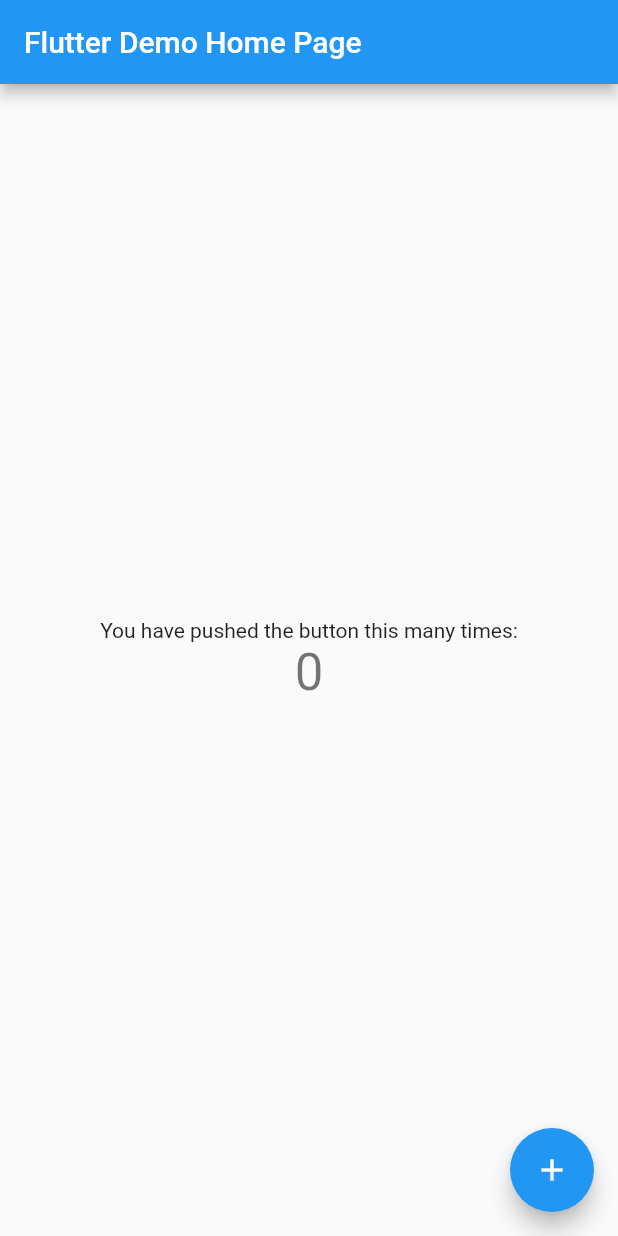
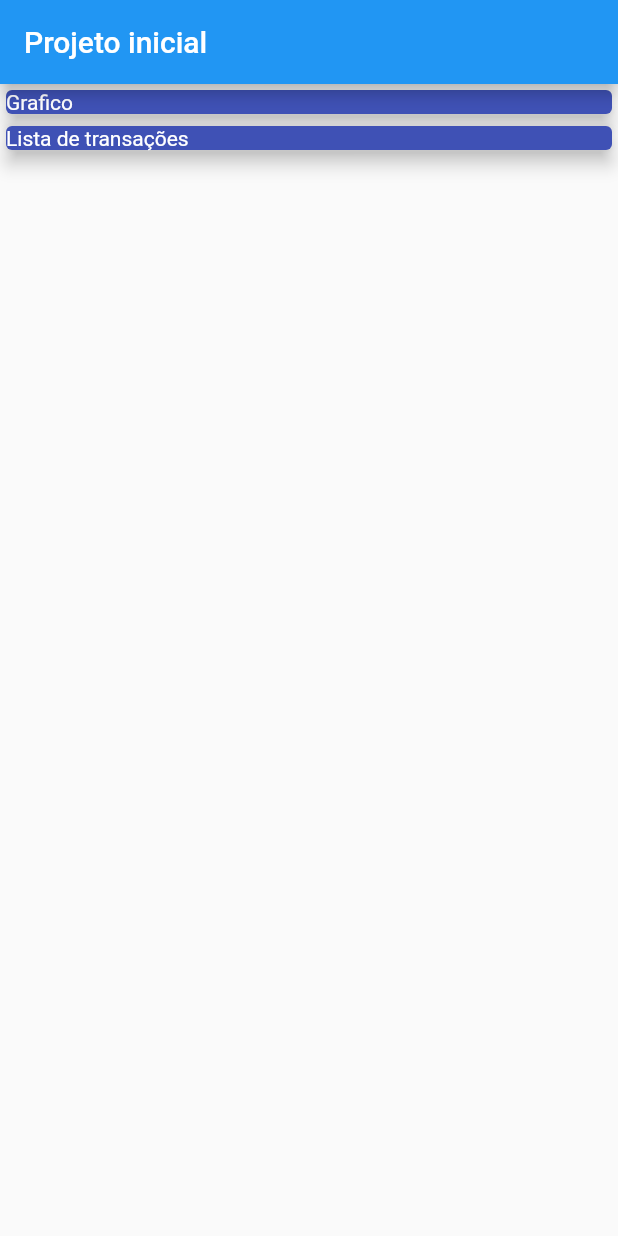
Before and after one commit to kefflen/finance_app, a Flutter app: the screen it shows after launch, on a phone screen of 412 x 824 dp. Run offline on Flutter 3.47's test engine with Material 2 defaults, Android fonts, the phone set to English and light mode, and no system bars.

Commit message:
MyHomePage e ExpensiveApp

```diff
--- a/lib/main.dart
+++ b/lib/main.dart
@@ -1,115 +1,49 @@
+
 import 'package:flutter/material.dart';
+import 'package:flutter/widgets.dart';
 
-void main() {
-  runApp(const MyApp());
-}
+main() => runApp(const ExpensiveApp());
 
-class MyApp extends StatelessWidget {
-  const MyApp({Key? key}) : super(key: key);
+class ExpensiveApp extends StatelessWidget {
+  const ExpensiveApp({Key? key}) : super(key: key);
 
-  // This widget is the root of your application.
   @override
   Widget build(BuildContext context) {
-    return MaterialApp(
-      title: 'Flutter Demo',
-      theme: ThemeData(
-        // This is the theme of your application.
-        //
-        // Try running your application with "flutter run". You'll see the
-        // application has a blue toolbar. Then, without quitting the app, try
-        // changing the primarySwatch below to Colors.green and then invoke
-        // "hot reload" (press "r" in the console where you ran "flutter run",
-        // or simply save your changes to "hot reload" in a Flutter IDE).
-        // Notice that the counter didn't reset back to zero; the application
-        // is not restarted.
-        primarySwatch: Colors.blue,
-      ),
-      home: const MyHomePage(title: 'Flutter Demo Home Page'),
+    return const MaterialApp(
+      home: MyHomePage()
     );
   }
 }
 
-class MyHomePage extends StatefulWidget {
-  const MyHomePage({Key? key, required this.title}) : super(key: key);
-
-  // This widget is the home page of your application. It is stateful, meaning
-  // that it has a State object (defined below) that contains fields that affect
-  // how it looks.
-
-  // This class is the configuration for the state. It holds the values (in this
-  // case the title) provided by the parent (in this case the App widget) and
-  // used by the build method of the State. Fields in a Widget subclass are
-  // always marked "final".
-
-  final String title;
-
-  @override
-  State<MyHomePage> createState() => _MyHomePageState();
-}
-
-class _MyHomePageState extends State<MyHomePage> {
-  int _counter = 0;
-
-  void _incrementCounter() {
-    setState(() {
-      // This call to setState tells the Flutter framework that something has
-      // changed in this State, which causes it to rerun the build method below
-      // so that the display can reflect the updated values. If we changed
-      // _counter without calling setState(), then the build method would not be
-      // called again, and so nothing would appear to happen.
-      _counter++;
-    });
-  }
+class MyHomePage extends StatelessWidget {
+  const MyHomePage({ Key? key }) : super(key: key);
 
   @override
   Widget build(BuildContext context) {
-    // This method is rerun every time setState is called, for instance as done
-    // by the _incrementCounter method above.
-    //
-    // The Flutter framework has been optimized to make rerunning build methods
-    // fast, so that you can just rebuild anything that needs updating rather
-    // than having to individually change instances of widgets.
     return Scaffold(
       appBar: AppBar(
-        // Here we take the value from the MyHomePage object that was created by
-        // the App.build method, and use it to set our appbar title.
-        title: Text(widget.title),
+        title: const Text('Projeto inicial')
       ),
-      body: Center(
-        // Center is a layout widget. It takes a single child and positions it
-        // in the middle of the parent.
-        child: Column(
-          // Column is also a layout widget. It takes a list of children and
-          // arranges them vertically. By default, it sizes itself to fit its
-          // children horizontally, and tries to be as tall as its parent.
-          //
-          // Invoke "debug painting" (press "p" in the console, choose the
-          // "Toggle Debug Paint" action from the Flutter Inspector in Android
-          // Studio, or the "Toggle Debug Paint" command in Visual Studio Code)
-          // to see the wireframe for each widget.
-          //
-          // Column has various properties to control how it sizes itself and
-          // how it positions its children. Here we use mainAxisAlignment to
-          // center the children vertically; the main axis here is the vertical
-          // axis because Columns are vertical (the cross axis would be
-          // horizontal).
-          mainAxisAlignment: MainAxisAlignment.center,
-          children: <Widget>[
-            const Text(
-              'You have pushed the button this many times:',
+      body: Column(
+        children: <Widget>[
+          Container(
+            width: double.infinity,
+            child: const Card(
+              color: Colors.indigo,
+              elevation: 5,
+              child: Text('Grafico', style: TextStyle(color: Colors.white)),
             ),
-            Text(
-              '$_counter',
-              style: Theme.of(context).textTheme.headline4,
+          ),
+          Container(
+            width: double.infinity,
+            child: const Card(
+              color: Colors.indigo,
+              elevation: 5,
+              child: Text('Lista de transações', style: TextStyle(color: Colors.white)),
             ),
-          ],
-        ),
-      ),
-      floatingActionButton: FloatingActionButton(
-        onPressed: _incrementCounter,
-        tooltip: 'Increment',
-        child: const Icon(Icons.add),
-      ), // This trailing comma makes auto-formatting nicer for build methods.
+          ),
+        ],
+      )
     );
   }
 }
```
